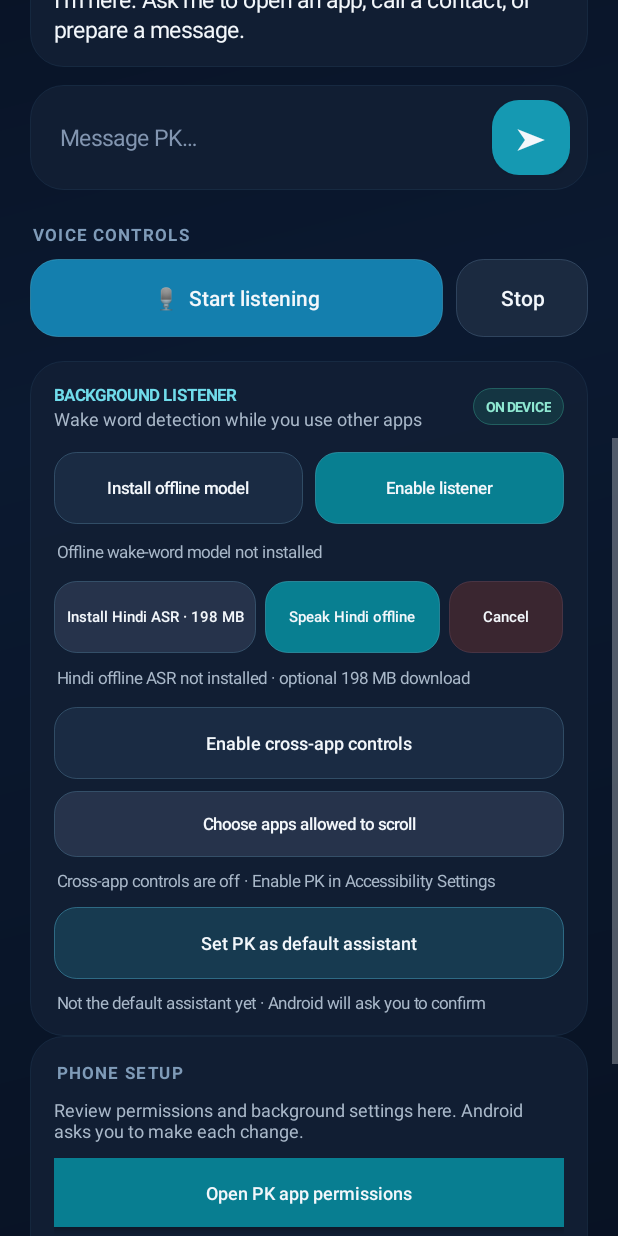
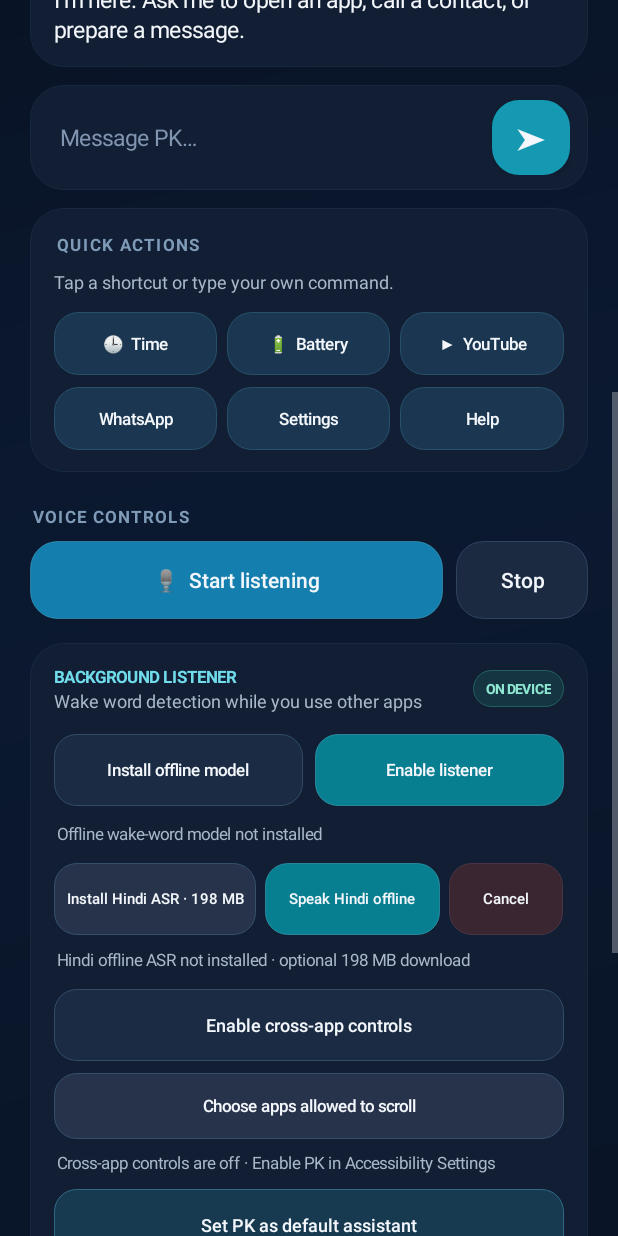
Before and after one commit to prem-pk-dev/PersonalAI, an Android app: the screen it shows after launch (MainActivity), scrolled down 576 dp, on a phone screen of 412 x 824 dp. Run offline under Robolectric (Android 15) with nearby library versions, the phone set to English and light mode, and no system bars; libraries missing offline, so code that uses them is left out: com.k2fsa.sherpa, org.apache.commons.

Commit message:
feat: add one-tap assistant quick actions

```diff
--- a/app/src/main/java/com/prempk/personalai/MainActivity.kt
+++ b/app/src/main/java/com/prempk/personalai/MainActivity.kt
@@ -259,6 +259,40 @@ class MainActivity : Activity(), TextToSpeech.OnInitListener {
         }
         inputCard.addView(inputRow)
 
+        // One-tap actions make common tasks discoverable without requiring voice input.
+        val quickActionsCard = panelCard()
+        quickActionsCard.addView(sectionTitle("QUICK ACTIONS"))
+        quickActionsCard.addView(label("Tap a shortcut or type your own command.", 12f, muted))
+        fun quickActionRow(vararg actions: Pair<String, String>) = LinearLayout(this).apply {
+            orientation = LinearLayout.HORIZONTAL
+            gravity = Gravity.CENTER
+            actions.forEachIndexed { index, action ->
+                val chip = makeButton(action.first) { handleCommand(action.second) }.apply {
+                    isAllCaps = false
+                    textSize = 11f
+                    background = surface(0xFF1B3650.toInt(), 16, 0x554C9DB8)
+                    setPadding(dp(5), dp(10), dp(5), dp(10))
+                }
+                addView(chip, LinearLayout.LayoutParams(0, dp(42), 1f).apply {
+                    if (index < actions.lastIndex) marginEnd = dp(7)
+                })
+            }
+        }
+        quickActionsCard.addView(quickActionRow(
+            "🕒  Time" to "time kya hua",
+            "🔋  Battery" to "battery kitni hai",
+            "▶  YouTube" to "YouTube kholo"
+        ), LinearLayout.LayoutParams(LinearLayout.LayoutParams.MATCH_PARENT, dp(42)).apply {
+            topMargin = dp(12)
+        })
+        quickActionsCard.addView(quickActionRow(
+            "WhatsApp" to "WhatsApp kholo",
+            "Settings" to "Settings kholo",
+            "Help" to "help"
+        ), LinearLayout.LayoutParams(LinearLayout.LayoutParams.MATCH_PARENT, dp(42)).apply {
+            topMargin = dp(8)
+        })
+
         // Primary voice controls
         val voiceHeading = sectionTitle("VOICE CONTROLS")
         val listenRow = LinearLayout(this).apply {
@@ -460,16 +494,17 @@ class MainActivity : Activity(), TextToSpeech.OnInitListener {
         }
 
         val views = listOf<View>(
-            header, heroCard, conversationCard, inputCard, voiceHeading, listenRow, backgroundCard, deviceSetupCard, footer
+            header, heroCard, conversationCard, inputCard, quickActionsCard, voiceHeading, listenRow, backgroundCard, deviceSetupCard, footer
         )
         views.forEachIndexed { index, view ->
             val top = when (index) {
                 1 -> dp(18)
                 2 -> dp(16)
                 3 -> dp(12)
-                4 -> dp(20)
-                5 -> dp(0)
-                6 -> dp(16)
+                4 -> dp(12)
+                5 -> dp(20)
+                6 -> dp(0)
+                7 -> dp(16)
                 else -> dp(0)
             }
             root.addView(view, LinearLayout.LayoutParams(
```
